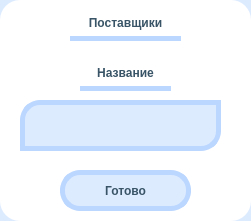
Plnguins/CRM, file CRM/editUI/editProvider.ui: the form before one commit.
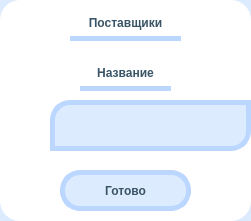
The form after the commit.

Commit message: Добавлена навигация через Tab в интерфейсе изменения

The edit to the form file:
```diff
--- a/CRM/editUI/editProvider.ui
+++ b/CRM/editUI/editProvider.ui
@@ -162,10 +162,10 @@
     <string/>
    </property>
   </widget>
-  <widget class="QLabel" name="NameEnter">
+  <widget class="QLineEdit" name="NameEnter">
    <property name="geometry">
     <rect>
-     <x>20</x>
+     <x>50</x>
      <y>100</y>
      <width>201</width>
      <height>51</height>
@@ -182,12 +182,6 @@
 	border-bottom-left-radius:0px;
 	border-bottom-right-radius:20px;</string>
    </property>
-   <property name="text">
-    <string/>
-   </property>
-   <property name="alignment">
-    <set>Qt::AlignCenter</set>
-   </property>
   </widget>
   <zorder>Background</zorder>
   <zorder>BackgroundRounded</zorder>
```
Left out of the diff: 4 changed lines with no effect on the pictures. The commit also changes 5 other files.
